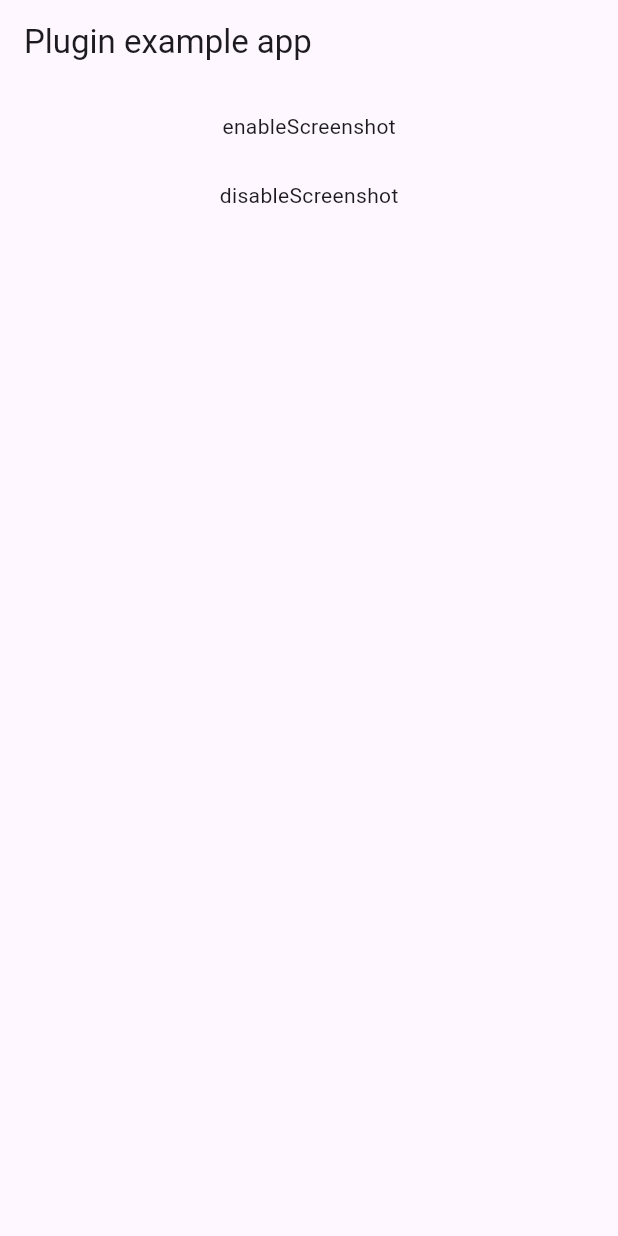
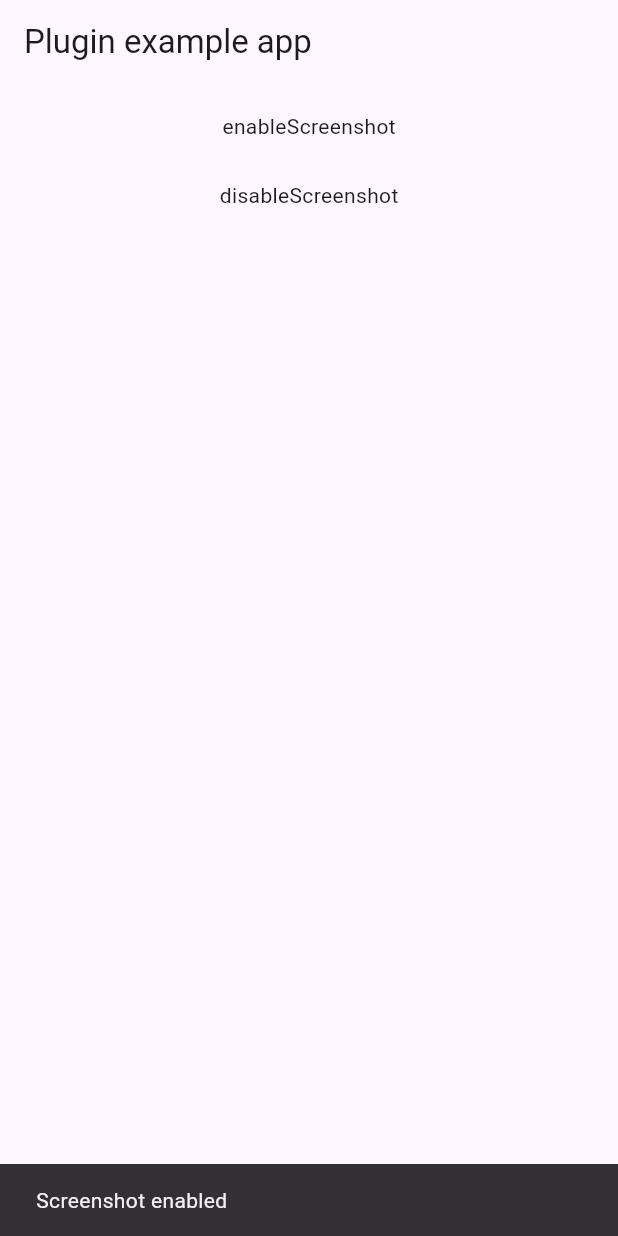
Before and after one commit to Oauth-Celestial/zo_screenshot, a Flutter app: the screen it shows after launch, after a tap on "enableScreenshot", on a phone screen of 412 x 824 dp. Run offline on Flutter 3.47's test engine with Material 3 defaults, Android fonts, the light colour scheme and no system bars; our stand-ins replace plugin_platform_interface.

Commit message:
Release 0.0.2

```diff
--- a/example/lib/main.dart
+++ b/example/lib/main.dart
@@ -13,16 +13,43 @@ class MyApp extends StatefulWidget {
 }
 
 class _MyAppState extends State<MyApp> {
-  final _zoScreenshotPlugin = ZoScreenshot();
+  @override
+  Widget build(BuildContext context) {
+    return MaterialApp(
+      home: ZoScreenShotWrapper(
+        disableScreenShot: true,
+        backgroundPreviewWidget: Container(
+          decoration: BoxDecoration(
+            gradient: LinearGradient(
+                begin: Alignment.topCenter,
+                end: Alignment.bottomCenter,
+                colors: [Colors.grey[300]!, Colors.grey]),
+          ),
+          width: double.infinity,
+          height: double.infinity,
+          child: Center(
+            child: Icon(Icons.lock, size: 50, color: Colors.white),
+          ),
+        ),
+        child: Scaffold(
+            appBar: AppBar(
+              title: const Text('Plugin example app'),
+            ),
+            body: Example()),
+      ),
+    );
+  }
+}
+
+class Example extends StatefulWidget {
+  const Example({super.key});
 
   @override
-  void initState() {
-    super.initState();
+  State<Example> createState() => _ExampleState();
+}
 
-    _zoScreenshotPlugin.startScreenshotListner(screenShotcallback: () {
-      print("Screenshot taken");
-    });
-  }
+class _ExampleState extends State<Example> {
+  final _zoScreenshotPlugin = ZoScreenshot();
 
   void enableScreenshot() {
     _zoScreenshotPlugin.enableScreenshot();
@@ -33,26 +60,24 @@ class _MyAppState extends State<MyApp> {
   }
 
   @override
+  void initState() {
+    // TODO: implement initState
+    _zoScreenshotPlugin.startScreenshotListner(screenShotcallback: () {
+      print("Screenshot taken");
+    });
+    super.initState();
+  }
+
+  void showSnackBar(BuildContext context, String message) {
+    ScaffoldMessenger.of(context).showSnackBar(SnackBar(
+      content: Text(message),
+      duration: Duration(seconds: 1),
+    ));
+  }
+
+  @override
   Widget build(BuildContext context) {
-    return MaterialApp(
-      home: ZoScreenShotWrapper(
-        disableScreenShot: true,
-        backgroundPreviewWidget: Container(
-          color: Colors.yellow,
-          width: double.infinity,
-          height: double.infinity,
-          child: Column(
-            mainAxisAlignment: MainAxisAlignment.center,
-            crossAxisAlignment: CrossAxisAlignment.center,
-            children: [
-              Icon(Icons.wifi, size: 50, color: Colors.red),
-            ],
-          ),
-        ),
-        child: Scaffold(
-          appBar: AppBar(
-            title: const Text('Plugin example app'),
-          ),
+    return Scaffold(
       body: Column(
         children: [
           SizedBox(
@@ -62,6 +87,7 @@ class _MyAppState extends State<MyApp> {
           InkWell(
             onTap: () {
               _zoScreenshotPlugin.enableScreenshot();
+              showSnackBar(context, "Screenshot enabled");
             },
             child: Container(
               child: Padding(
@@ -76,6 +102,7 @@ class _MyAppState extends State<MyApp> {
           InkWell(
             onTap: () {
               disableScreenShot();
+              showSnackBar(context, "Screenshot disabled");
             },
             child: Container(
               child: Padding(
@@ -86,8 +113,6 @@ class _MyAppState extends State<MyApp> {
           )
         ],
       ),
-        ),
-      ),
     );
   }
 }
--- a/lib/zo_screenshot_wrapper.dart
+++ b/lib/zo_screenshot_wrapper.dart
@@ -65,8 +65,7 @@ class _ZoScreenShotWrapperState extends State<ZoScreenShotWrapper>
               width: double.infinity,
               height: double.infinity,
               child: Center(
-                child: Icon(Icons.remove_red_eye_rounded,
-                    size: 50, color: Colors.white),
+                child: Icon(Icons.lock, size: 50, color: Colors.white),
               ),
             )
           ]
@@ -83,10 +82,13 @@ class _ZoScreenShotWrapperState extends State<ZoScreenShotWrapper>
       hasTakenScreenShot = false;
     } else if (state == AppLifecycleState.inactive) {
       isBackground = true;
+      print("inactive");
     } else if (state == AppLifecycleState.paused) {
       isBackground = true;
+      print("paused");
     } else if (state == AppLifecycleState.detached) {
       isBackground = true;
+      print("detached");
     }
 
     setState(() {});
--- a/pubspec.yaml
+++ b/pubspec.yaml
@@ -1,6 +1,6 @@
 name: zo_screenshot
 description: "zo_screenshot is a Flutter plugin that allows you to enable, disable, toggle, or stream screenshot events in your application."
-version: 0.0.1
+version: 0.0.2
 repository: https://github.com/Oauth-Celestial/zo_screenshot
 environment:
   sdk: ^3.6.1
```
Also changed, not shown: 6 other files. Lines whose indentation alone changed are shown as unchanged.
